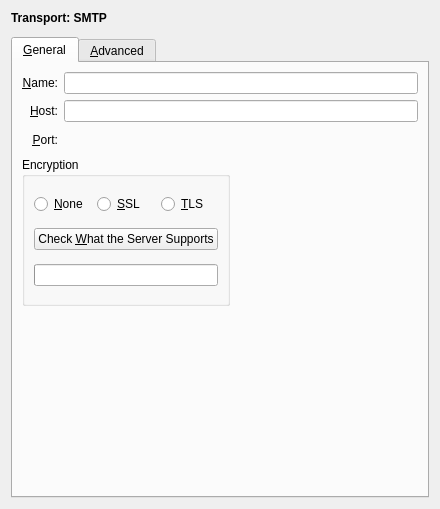
KDE/kmailtransport, file smtpsettings.ui: the form before one commit.
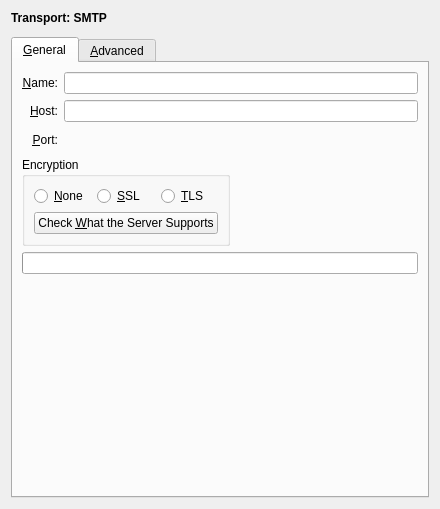
The form after the commit. Custom widgets are drawn as their Qt base class.

Diff of the .ui file:
```diff
--- a/smtpsettings.ui
+++ b/smtpsettings.ui
@@ -150,13 +150,6 @@
               </property>
              </widget>
             </item>
-            <item>
-             <widget class="QProgressBar" name="checkCapabilitiesProgress" >
-              <property name="visible" >
-               <bool>false</bool>
-              </property>
-             </widget>
-            </item>
            </layout>
           </widget>
          </item>
@@ -167,14 +160,21 @@
            </property>
            <property name="sizeHint" >
             <size>
-             <width>81</width>
-             <height>149</height>
+             <width>166</width>
+             <height>81</height>
             </size>
            </property>
           </spacer>
          </item>
         </layout>
        </item>
+       <item>
+        <widget class="QProgressBar" name="checkCapabilitiesProgress" >
+         <property name="visible" >
+          <bool>false</bool>
+         </property>
+        </widget>
+       </item>
        <item>
         <spacer>
          <property name="orientation" >
```
